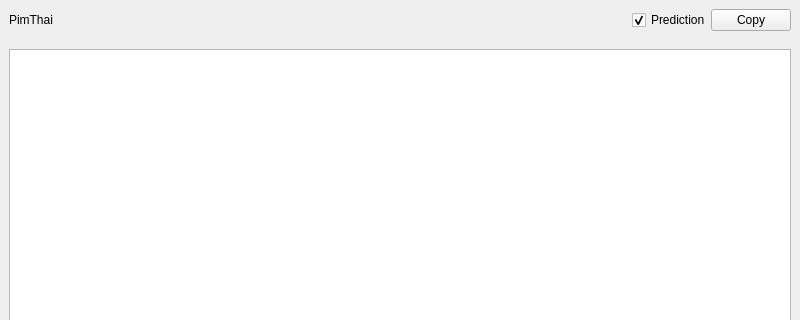
Old version of the form PimThaiWindow.ui in the repository iamjay/PimThai; both pictures show x 0 to 800 and y 0 to 320 of the 800 by 600 pixel window.
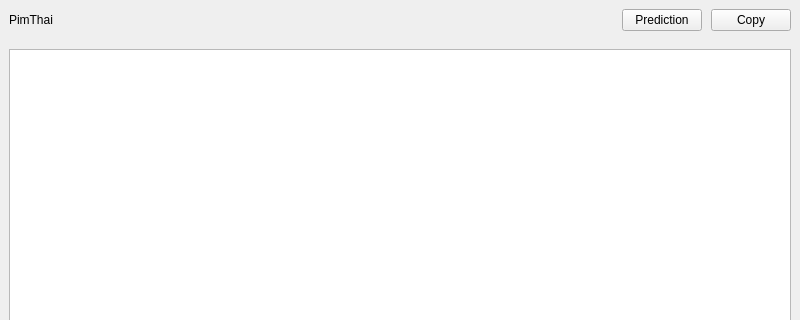
New version of the form.

Commit message: Add option to turn on/off word prediction.

```diff
--- a/PimThaiWindow.ui
+++ b/PimThaiWindow.ui
@@ -23,6 +23,9 @@
     </property>
     <item>
      <layout class="QHBoxLayout" name="horizontalLayout">
+      <property name="spacing">
+       <number>9</number>
+      </property>
       <property name="margin">
        <number>9</number>
       </property>
@@ -47,16 +50,19 @@
        </spacer>
       </item>
       <item>
-       <widget class="QCheckBox" name="predictionButton">
+       <widget class="QPushButton" name="predictButton">
         <property name="focusPolicy">
          <enum>Qt::NoFocus</enum>
         </property>
         <property name="text">
          <string>Prediction</string>
         </property>
-        <property name="checked">
+        <property name="checkable">
          <bool>true</bool>
         </property>
+        <property name="checked">
+         <bool>false</bool>
+        </property>
        </widget>
       </item>
       <item>
```
The commit also changes 4 other files.
